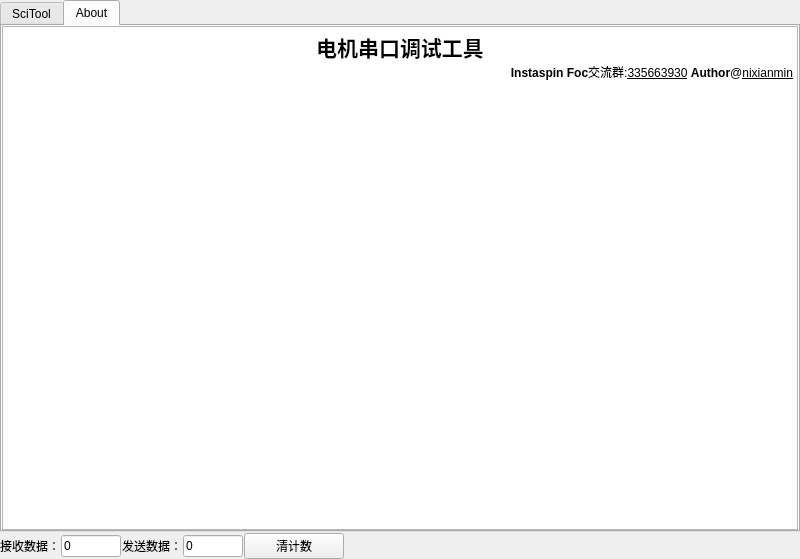
Before: the Qt Designer form sci_tool.ui in wuliaodew/sci_tool, drawn with Qt 5.
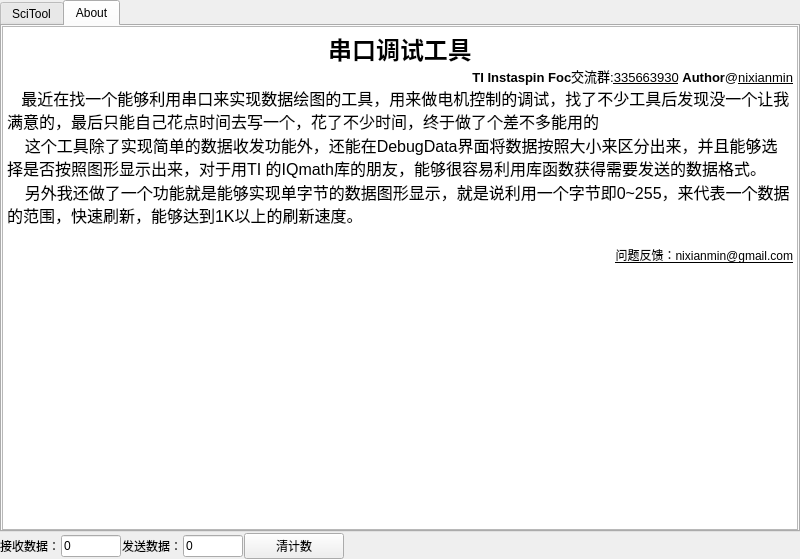
After: the same form once the commit is applied. The open tabs and pages were chosen to show the change. Icons and pictures are not drawn.

Commit message: 1、写了下介绍，最后设置了点东西 2、用py2exe打了个包，感觉太大，先这样吧

```diff
--- a/sci_tool.ui
+++ b/sci_tool.ui
@@ -1745,9 +1745,13 @@
 &lt;html&gt;&lt;head&gt;&lt;meta name=&quot;qrichtext&quot; content=&quot;1&quot; /&gt;&lt;style type=&quot;text/css&quot;&gt;
 p, li { white-space: pre-wrap; }
 &lt;/style&gt;&lt;/head&gt;&lt;body style=&quot; font-family:'SimSun'; font-size:9pt; font-weight:400; font-style:normal;&quot;&gt;
-&lt;p align=&quot;center&quot; style=&quot; margin-top:0px; margin-bottom:0px; margin-left:0px; margin-right:0px; -qt-block-indent:0; text-indent:0px;&quot;&gt;&lt;span style=&quot; font-size:16pt; font-weight:600;&quot;&gt;电机串口调试工具&lt;/span&gt;&lt;/p&gt;
-&lt;p align=&quot;right&quot; style=&quot; margin-top:0px; margin-bottom:0px; margin-left:0px; margin-right:0px; -qt-block-indent:0; text-indent:0px;&quot;&gt;&lt;span style=&quot; font-weight:600;&quot;&gt;Instaspin Foc&lt;/span&gt;交流群:&lt;span style=&quot; text-decoration: underline;&quot;&gt;335663930&lt;/span&gt;&lt;span style=&quot; font-weight:600;&quot;&gt; Author&lt;/span&gt;@&lt;span style=&quot; text-decoration: underline;&quot;&gt;nixianmin&lt;/span&gt;&lt;/p&gt;
-&lt;p style=&quot;-qt-paragraph-type:empty; margin-top:0px; margin-bottom:0px; margin-left:0px; margin-right:0px; -qt-block-indent:0; text-indent:0px;&quot;&gt;&lt;br /&gt;&lt;/p&gt;
+&lt;p align=&quot;center&quot; style=&quot; margin-top:0px; margin-bottom:0px; margin-left:0px; margin-right:0px; -qt-block-indent:0; text-indent:0px;&quot;&gt;&lt;span style=&quot; font-size:18pt; font-weight:600;&quot;&gt;串口调试工具&lt;/span&gt;&lt;/p&gt;
+&lt;p align=&quot;right&quot; style=&quot; margin-top:0px; margin-bottom:0px; margin-left:0px; margin-right:0px; -qt-block-indent:0; text-indent:0px;&quot;&gt;&lt;span style=&quot; font-size:10pt; font-weight:600;&quot;&gt;TI Instaspin Foc&lt;/span&gt;&lt;span style=&quot; font-size:10pt;&quot;&gt;交流群:&lt;/span&gt;&lt;span style=&quot; font-size:10pt; text-decoration: underline;&quot;&gt;335663930&lt;/span&gt;&lt;span style=&quot; font-size:10pt; font-weight:600;&quot;&gt; Author&lt;/span&gt;&lt;span style=&quot; font-size:10pt;&quot;&gt;@&lt;/span&gt;&lt;span style=&quot; font-size:10pt; text-decoration: underline;&quot;&gt;nixianmin&lt;/span&gt;&lt;/p&gt;
+&lt;p style=&quot; margin-top:0px; margin-bottom:0px; margin-left:0px; margin-right:0px; -qt-block-indent:0; text-indent:0px;&quot;&gt;   &lt;span style=&quot; font-size:12pt;&quot;&gt; 最近在找一个能够利用串口来实现数据绘图的工具，用来做电机控制的调试，找了不少工具后发现没一个让我满意的，最后只能自己花点时间去写一个，花了不少时间，终于做了个差不多能用的&lt;/span&gt;&lt;/p&gt;
+&lt;p style=&quot; margin-top:0px; margin-bottom:0px; margin-left:0px; margin-right:0px; -qt-block-indent:0; text-indent:0px;&quot;&gt;&lt;span style=&quot; font-size:12pt;&quot;&gt;    这个工具除了实现简单的数据收发功能外，还能在DebugData界面将数据按照大小来区分出来，并且能够选择是否按照图形显示出来，对于用TI 的IQmath库的朋友，能够很容易利用库函数获得需要发送的数据格式。&lt;/span&gt;&lt;/p&gt;
+&lt;p style=&quot; margin-top:0px; margin-bottom:0px; margin-left:0px; margin-right:0px; -qt-block-indent:0; text-indent:0px;&quot;&gt;&lt;span style=&quot; font-size:12pt;&quot;&gt;    另外我还做了一个功能就是能够实现单字节的数据图形显示，就是说利用一个字节即0~255，来代表一个数据的范围，快速刷新，能够达到1K以上的刷新速度。&lt;/span&gt;&lt;/p&gt;
+&lt;p style=&quot;-qt-paragraph-type:empty; margin-top:0px; margin-bottom:0px; margin-left:0px; margin-right:0px; -qt-block-indent:0; text-indent:0px; font-size:12pt;&quot;&gt;&lt;br /&gt;&lt;/p&gt;
+&lt;p align=&quot;right&quot; style=&quot; margin-top:0px; margin-bottom:0px; margin-left:0px; margin-right:0px; -qt-block-indent:0; text-indent:0px;&quot;&gt;&lt;span style=&quot; text-decoration: underline;&quot;&gt;问题反馈：nixianmin@gmail.com&lt;/span&gt;&lt;/p&gt;
 &lt;p align=&quot;right&quot; style=&quot;-qt-paragraph-type:empty; margin-top:0px; margin-bottom:0px; margin-left:0px; margin-right:0px; -qt-block-indent:0; text-indent:0px;&quot;&gt;&lt;br /&gt;&lt;/p&gt;&lt;/body&gt;&lt;/html&gt;</string>
           </property>
          </widget>
```
Left out of the diff: 14 changed lines with no effect on the pictures. The commit also changes 5 other files.
